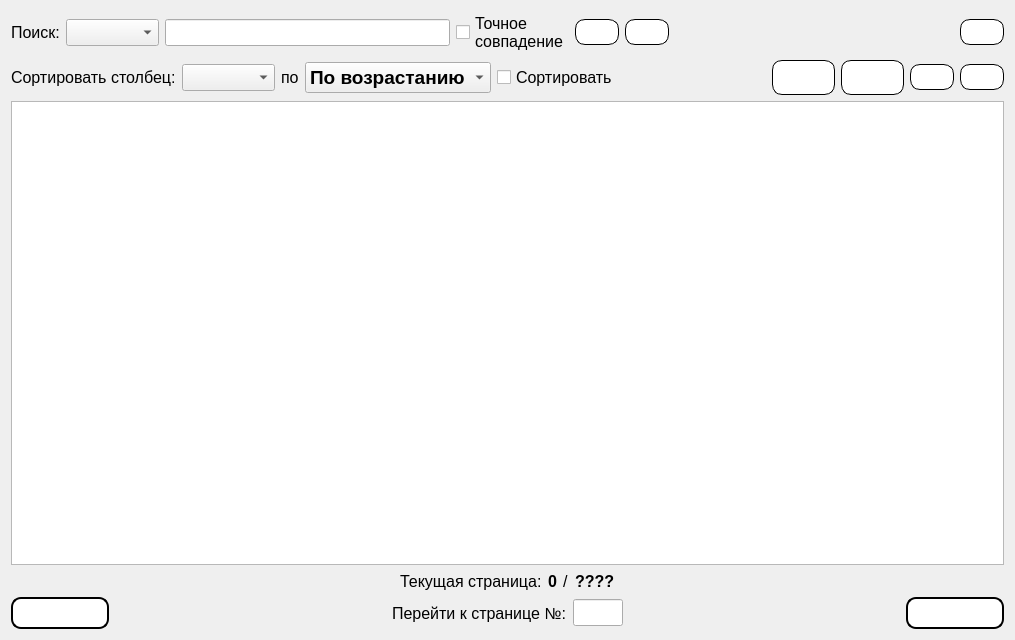
Before: the Qt Designer form Gui/TabWidgets/Admin/users.ui in MyEdit/Casino_Client, drawn with Qt 5.
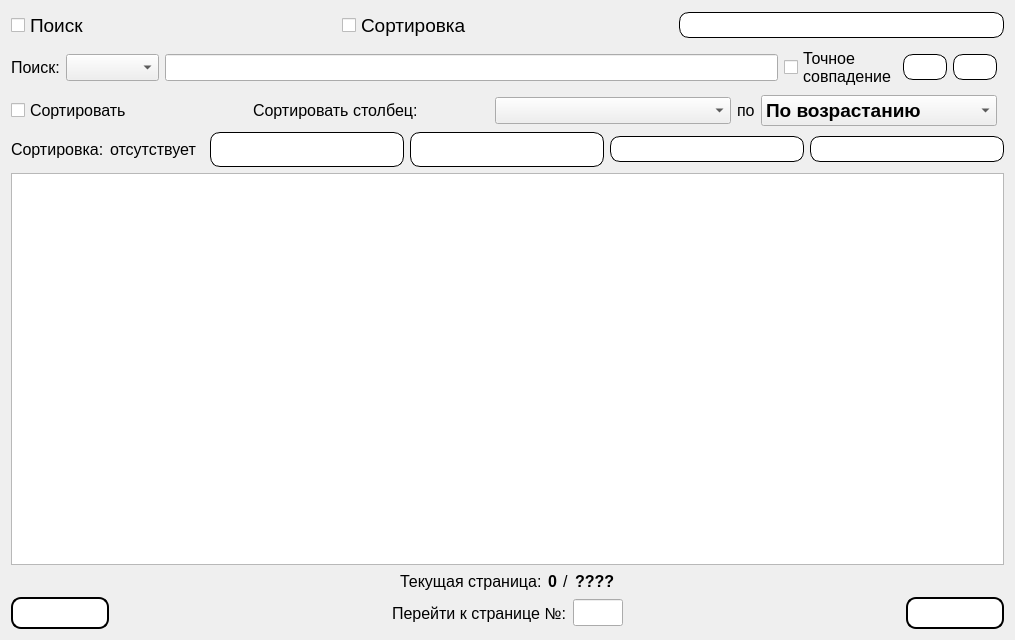
After: the same form once the commit is applied. Icons and pictures are not drawn.

What changed in the file:
```diff
--- a/Gui/TabWidgets/Admin/users.ui
+++ b/Gui/TabWidgets/Admin/users.ui
@@ -14,6 +14,78 @@
    <string>Form</string>
   </property>
   <layout class="QVBoxLayout" name="verticalLayout">
+   <item>
+    <layout class="QHBoxLayout" name="horizontalLayout_2">
+     <item>
+      <widget class="QCheckBox" name="checkBox_Search">
+       <property name="font">
+        <font>
+         <family>Segoe UI</family>
+         <pointsize>14</pointsize>
+        </font>
+       </property>
+       <property name="text">
+        <string>Поиск</string>
+       </property>
+      </widget>
+     </item>
+     <item>
+      <widget class="QCheckBox" name="checkBox_Sorting">
+       <property name="font">
+        <font>
+         <family>Segoe UI</family>
+         <pointsize>14</pointsize>
+        </font>
+       </property>
+       <property name="text">
+        <string>Сортировка</string>
+       </property>
+      </widget>
+     </item>
+     <item>
+      <spacer name="horizontalSpacer_2">
+       <property name="orientation">
+        <enum>Qt::Horizontal</enum>
+       </property>
+      </spacer>
+     </item>
+     <item>
+      <widget class="QPushButton" name="refreshData">
+       <property name="styleSheet">
+        <string notr="true">QPushButton {
+    background-color: white;
+    border: 1px solid black;
+    border-radius: 10px;
+    padding: 5px;
+    color: black;
+}
+
+QPushButton:hover {
+    background-color: rgb(100, 88, 255);
+	color: white;
+}
+
+QPushButton:pressed {
+	background-color: rgba(220, 60, 190, 255);
+}</string>
+       </property>
+       <property name="text">
+        <string/>
+       </property>
+       <property name="icon">
+        <iconset resource="../../../resources.qrc">
+         <normaloff>:/icons/resources/update.png</normaloff>:/icons/resources/update.png</iconset>
+       </property>
+       <property name="iconSize">
+        <size>
+         <width>32</width>
+         <height>32</height>
+        </size>
+       </property>
+      </widget>
+     </item>
+    </layout>
+   </item>
    <item>
     <layout class="QHBoxLayout" name="horizontalLayout_9">
      <item>
@@ -140,53 +212,25 @@
        <property name="orientation">
         <enum>Qt::Horizontal</enum>
        </property>
-       <property name="sizeHint" stdset="0">
-        <size>
-         <width>40</width>
-         <height>20</height>
-        </size>
-       </property>
       </spacer>
      </item>
-     <item>
-      <widget class="QPushButton" name="refreshData">
-       <property name="styleSheet">
-        <string notr="true">QPushButton {
-    background-color: white;
-    border: 1px solid black;
-    border-radius: 10px;
-    padding: 5px;
-    color: black;
-}
-
-QPushButton:hover {
-    background-color: rgb(100, 88, 255);
-	color: white;
-}
-
-QPushButton:pressed {
-	background-color: rgba(220, 60, 190, 255);
-}</string>
-       </property>
-       <property name="text">
-        <string/>
-       </property>
-       <property name="icon">
-        <iconset resource="../../../resources.qrc">
-         <normaloff>:/icons/resources/update.png</normaloff>:/icons/resources/update.png</iconset>
-       </property>
-       <property name="iconSize">
-        <size>
-         <width>32</width>
-         <height>32</height>
-        </size>
-       </property>
-      </widget>
-     </item>
     </layout>
    </item>
    <item>
     <layout class="QHBoxLayout" name="horizontalLayout_8">
+     <item>
+      <widget class="QCheckBox" name="sorting">
+       <property name="font">
+        <font>
+         <family>Segoe UI</family>
+         <pointsize>12</pointsize>
+        </font>
+       </property>
+       <property name="text">
+        <string>Сортировать</string>
+       </property>
+      </widget>
+     </item>
      <item>
       <widget class="QLabel" name="label_3">
        <property name="font">
@@ -259,29 +303,59 @@
        </item>
       </widget>
      </item>
-     <item>
-      <widget class="QCheckBox" name="sorting">
-       <property name="font">
-        <font>
-         <family>Segoe UI</family>
-         <pointsize>12</pointsize>
-        </font>
-       </property>
-       <property name="text">
-        <string>Сортировать</string>
-       </property>
-      </widget>
-     </item>
      <item>
       <spacer name="horizontalSpacer_13">
        <property name="orientation">
         <enum>Qt::Horizontal</enum>
        </property>
-       <property name="sizeHint" stdset="0">
-        <size>
-         <width>40</width>
-         <height>20</height>
-        </size>
+      </spacer>
+     </item>
+    </layout>
+   </item>
+   <item>
+    <layout class="QHBoxLayout" name="horizontalLayout">
+     <item>
+      <widget class="QLabel" name="label_7">
+       <property name="sizePolicy">
+        <sizepolicy hsizetype="Fixed" vsizetype="Preferred">
+         <horstretch>0</horstretch>
+         <verstretch>0</verstretch>
+        </sizepolicy>
+       </property>
+       <property name="font">
+        <font>
+         <family>Segoe UI</family>
+         <pointsize>12</pointsize>
+        </font>
+       </property>
+       <property name="text">
+        <string>Сортировка:</string>
+       </property>
+      </widget>
+     </item>
+     <item>
+      <widget class="QLabel" name="label_8">
+       <property name="sizePolicy">
+        <sizepolicy hsizetype="Fixed" vsizetype="Preferred">
+         <horstretch>0</horstretch>
+         <verstretch>0</verstretch>
+        </sizepolicy>
+       </property>
+       <property name="font">
+        <font>
+         <family>Segoe UI</family>
+         <pointsize>12</pointsize>
+        </font>
+       </property>
+       <property name="text">
+        <string>отсутствует</string>
+       </property>
+      </widget>
+     </item>
+     <item>
+      <spacer name="horizontalSpacer">
+       <property name="orientation">
+        <enum>Qt::Horizontal</enum>
        </property>
       </spacer>
      </item>
```
